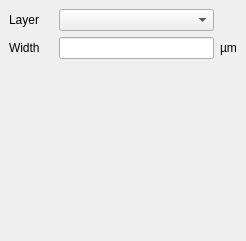
Before: the Qt Designer form eda-klayout/src/lay/lay/ReplacePropertiesPath.ui in tolgauye/GMOS, drawn with Qt 5.
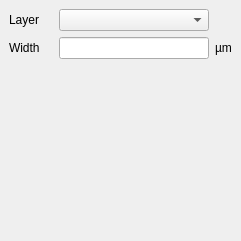
After: the same form once the commit is applied. Icons and pictures are not drawn. Custom widgets are drawn as their Qt base class.

```diff
--- a/eda-klayout/src/lay/lay/ReplacePropertiesPath.ui
+++ b/eda-klayout/src/lay/lay/ReplacePropertiesPath.ui
@@ -1,12 +1,12 @@
 <?xml version="1.0" encoding="UTF-8"?>
 <ui version="4.0">
  <class>ReplacePropertiesPath</class>
- <widget class="QWidget" name="ReplacePropertiesPath">
-  <property name="geometry">
+ <widget class="QWidget" name="ReplacePropertiesPath" >
+  <property name="geometry" >
    <rect>
     <x>0</x>
     <y>0</y>
-    <width>246</width>
+    <width>239</width>
     <height>241</height>
    </rect>
   </property>
@@ -47,18 +47,8 @@
      </property>
     </widget>
    </item>
-   <item row="0" column="2">
-    <widget class="lay::LayerSelectionComboBox" name="path_layer">
-     <property name="sizePolicy">
-      <sizepolicy hsizetype="Ignored" vsizetype="Fixed">
-       <horstretch>0</horstretch>
-       <verstretch>0</verstretch>
-      </sizepolicy>
-     </property>
-     <property name="sizeAdjustPolicy">
-      <enum>QComboBox::AdjustToContents</enum>
-     </property>
-    </widget>
+   <item row="0" column="2" >
+    <widget class="lay::LayerSelectionComboBox" name="path_layer" />
    </item>
    <item row="1" column="1">
     <widget class="QLabel" name="label_61">
```
Left out of the diff: 63 changed lines with no effect on the pictures.
